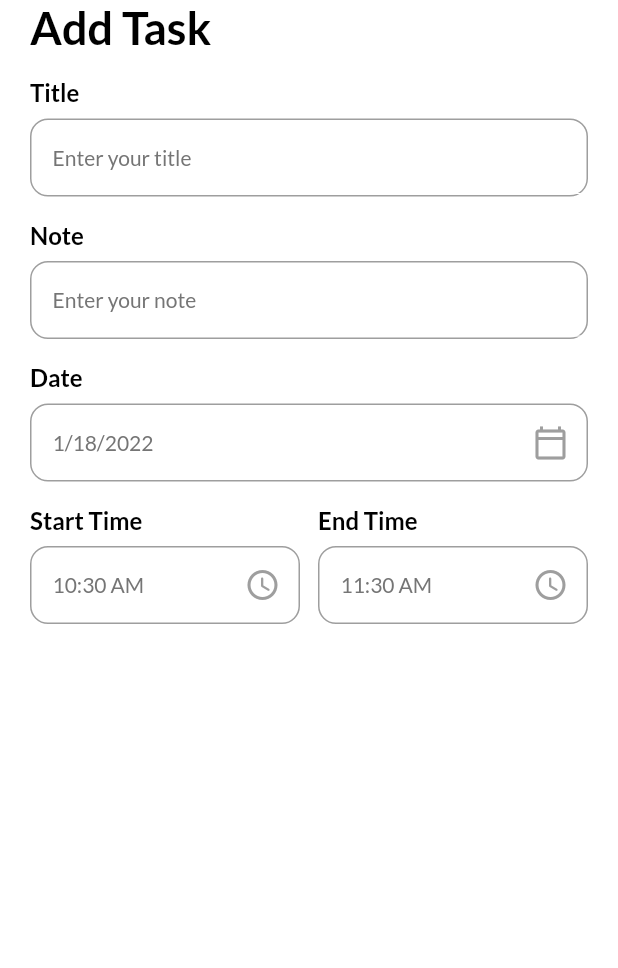
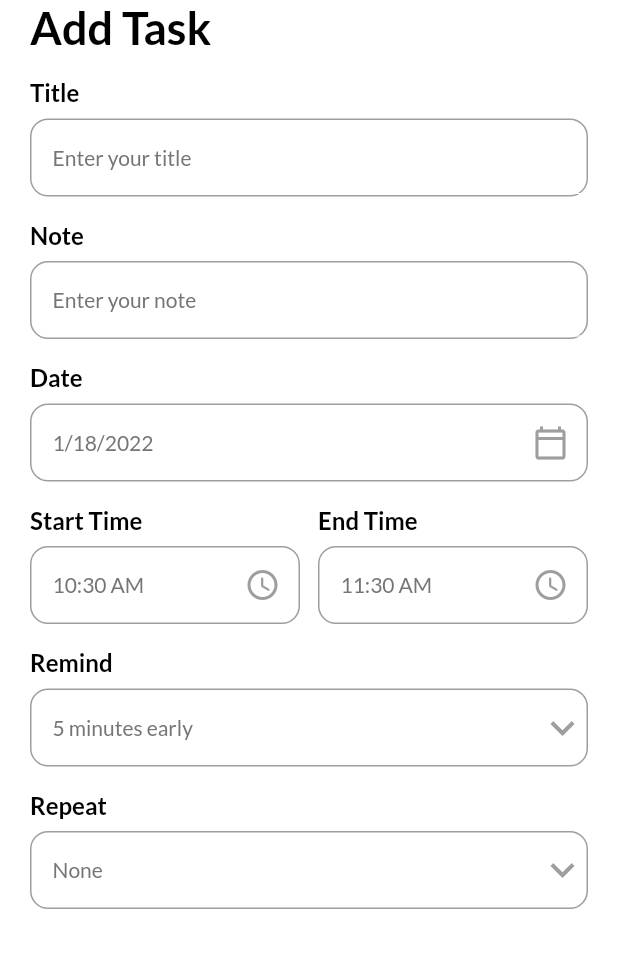
Before and after one commit to GzuPark/fancy_todo_futter, a Flutter app: the AddTaskPage screen opened directly, on a phone screen of 412 x 824 dp, the part 84-1052 px from its top. Run offline on Flutter 3.47's test engine with Material 2 defaults, Android fonts, the phone set to English and light mode, and no system bars; our stand-ins replace date_picker_timeline, flutter_local_notifications, get, get_storage, google_fonts, timezone; accounts and stored records are empty.

Commit message:
Add remind & repeat drop down menu
- Apply onChanged function which select drop down menu items
- Apply to select remind & repeat items

```diff
--- a/lib/ui/add_task_bar.dart
+++ b/lib/ui/add_task_bar.dart
@@ -14,7 +14,13 @@ class AddTaskPage extends StatefulWidget {
 class _AddTaskPageState extends State<AddTaskPage> {
   DateTime _selectedDate = DateTime.now();
   String _startTime = DateFormat('hh:mm a').format(DateTime.now());
-  String _endTime = DateFormat('hh:mm a').format(DateTime.now().add(Duration(hours: 1)));
+  String _endTime = DateFormat('hh:mm a').format(DateTime.now().add(const Duration(hours: 1)));
+
+  int _selectedRemind = 5;
+  List<int> remindList = [5, 10, 15, 20];
+
+  String _selectedRepeat = 'None';
+  List<String> repeatList = ['None', 'Daily', 'Weekly', 'Monthly'];
 
   @override
   Widget build(BuildContext context) {
@@ -69,6 +75,52 @@ class _AddTaskPageState extends State<AddTaskPage> {
                     ),
                   ),
                 ],
+              ),
+              // remind
+              InputField(
+                title: 'Remind',
+                hint: '$_selectedRemind minutes early',
+                widget: DropdownButton(
+                  icon: Icon(Icons.keyboard_arrow_down, color: Colors.grey),
+                  iconSize: 32,
+                  elevation: 4,
+                  style: subTitleStyle,
+                  underline: Container(height: 0),
+                  items: remindList.map<DropdownMenuItem<String>>((int value) {
+                    return DropdownMenuItem<String>(
+                      value: value.toString(),
+                      child: Text(value.toString(), style: TextStyle(color: Colors.grey)),
+                    );
+                  }).toList(),
+                  onChanged: (String? newValue) {
+                    setState(() {
+                      _selectedRemind = int.parse(newValue!);
+                    });
+                  },
+                ),
+              ),
+              // repeat
+              InputField(
+                title: 'Repeat',
+                hint: '$_selectedRepeat',
+                widget: DropdownButton(
+                  icon: Icon(Icons.keyboard_arrow_down, color: Colors.grey),
+                  iconSize: 32,
+                  elevation: 4,
+                  style: subTitleStyle,
+                  underline: Container(height: 0),
+                  items: repeatList.map<DropdownMenuItem<String>>((String value) {
+                    return DropdownMenuItem<String>(
+                      value: value,
+                      child: Text(value, style: TextStyle(color: Colors.grey)),
+                    );
+                  }).toList(),
+                  onChanged: (String? newValue) {
+                    setState(() {
+                      _selectedRepeat = newValue!;
+                    });
+                  },
+                ),
               ),
             ],
           ),
```
